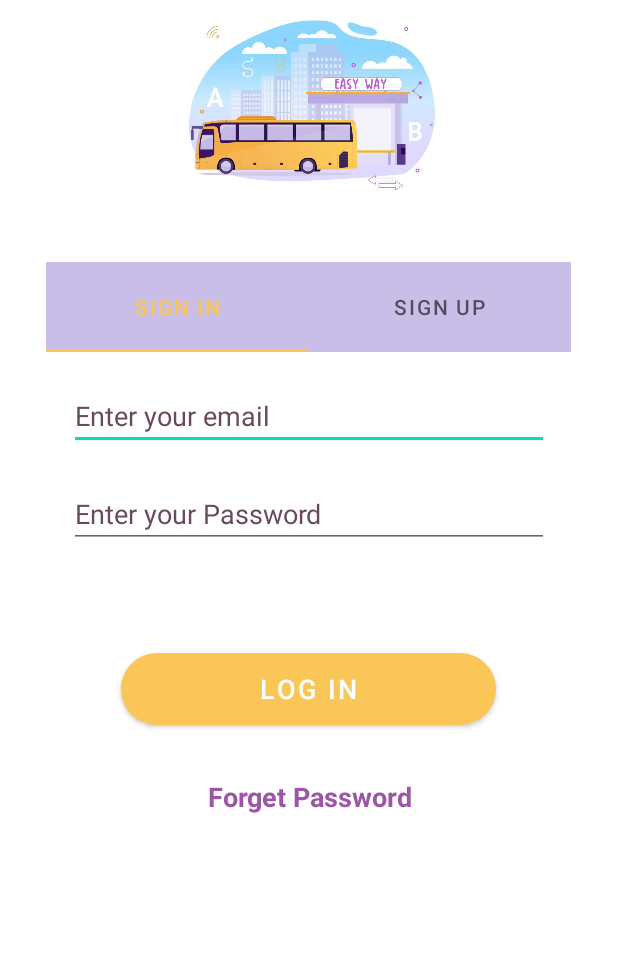
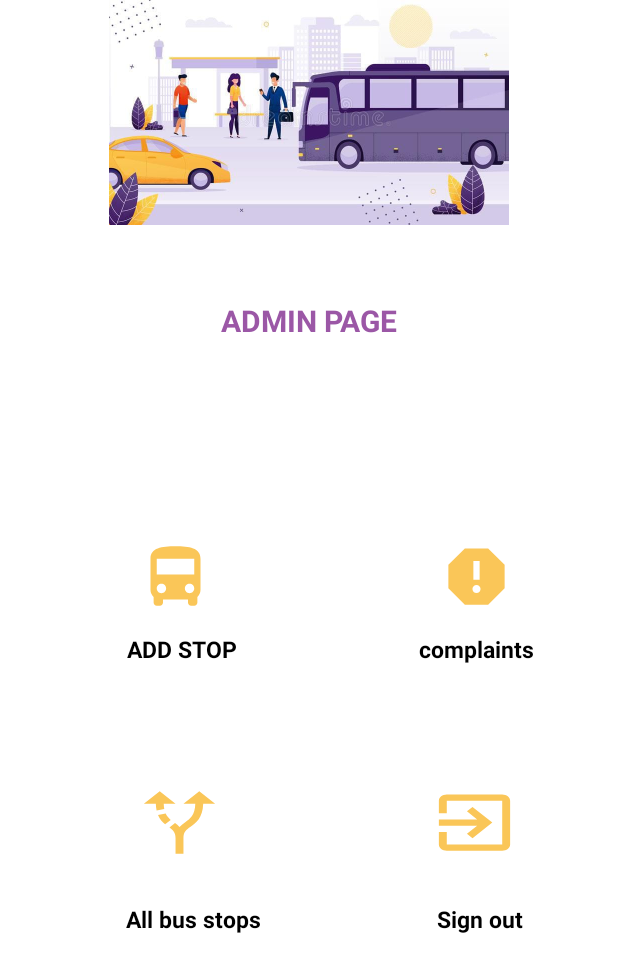
Before and after one commit to omarmohanned/Easyway, an Android app: the screen it shows after launch (Login before the commit, Admin_page after it), on a phone screen of 412 x 824 dp. Shown: the top 972 px of the screen. Run offline under Robolectric (Android 15) with nearby library versions, the phone set to English and light mode, and no system bars; our stand-ins replace Firebase (no records; nobody signed in at launch, a user with empty details on screens opened directly).

Commit message:
easy_way_app

```diff
--- a/app/src/main/AndroidManifest.xml
+++ b/app/src/main/AndroidManifest.xml
@@ -21,7 +21,7 @@
             android:name=".complaints_admin"
             android:exported="false" />
         <activity
-            android:name=".Admin_page"
+            android:name=".SplashScreen"
             android:exported="false" />
         <!--
              TODO: Before you run your application, you need a Google Maps API key.
@@ -69,7 +69,7 @@
             android:name=".Login"
             android:exported="false" />
         <activity
-            android:name=".SplashScreen"
+            android:name=".Admin_page"
             android:exported="true">
             <intent-filter>
                 <action android:name="android.intent.action.MAIN" />
--- a/app/src/main/java/com/example/myapplication/Admin_page.java
+++ b/app/src/main/java/com/example/myapplication/Admin_page.java
@@ -14,9 +14,8 @@ import com.google.firebase.database.DatabaseReference;
 import com.google.firebase.database.FirebaseDatabase;
 
 public class Admin_page extends AppCompatActivity {
-    private ImageView bus_Stop, complaints;
+    private ImageView bus_Stop, complaints, bus_route, sign_out;
     private String specify;
-
 
 
     @Override
@@ -25,12 +24,28 @@ public class Admin_page extends AppCompatActivity {
         setContentView(R.layout.activity_admin_page);
         bus_Stop = findViewById(R.id.bus_Stop);
         complaints = findViewById(R.id.complaints);
+        bus_route = findViewById(R.id.bus_route);
+        sign_out = findViewById(R.id.sign_out);
+        bus_route.setOnClickListener(new View.OnClickListener() {
+            @Override
+            public void onClick(View view) {
+                startActivity(new Intent(getApplicationContext(),all_busses.class));
+
+            }
+        });
+        sign_out.setOnClickListener(new View.OnClickListener() {
+            @Override
+            public void onClick(View view) {
+                startActivity(new Intent(getApplicationContext(),SplashScreen.class));
+                finish();
+            }
+        });
         bus_Stop.setOnClickListener(new View.OnClickListener() {
             @Override
             public void onClick(View view) {
-                Intent admin=new Intent(getApplicationContext(),location.class);
-                specify="admin_loc";
-                admin.putExtra("ret",specify);
+                Intent admin = new Intent(getApplicationContext(), location.class);
+                specify = "admin_loc";
+                admin.putExtra("ret", specify);
                 startActivity(admin);
 
             }
@@ -38,7 +53,7 @@ public class Admin_page extends AppCompatActivity {
         complaints.setOnClickListener(new View.OnClickListener() {
             @Override
             public void onClick(View view) {
-               startActivity(new Intent(getApplicationContext(), complaints_admin.class));
+                startActivity(new Intent(getApplicationContext(), complaints_admin.class));
 
             }
         });
--- a/app/src/main/java/com/example/myapplication/location.java
+++ b/app/src/main/java/com/example/myapplication/location.java
@@ -209,7 +209,7 @@ public class location extends FragmentActivity implements OnMapReadyCallback {
                             databaseReference1.child("bus_stops").child(Route_name.getSelectedItem().toString()).child(stop_name.getText().toString()).child("price").setValue(fee.getText().toString());
                             databaseReference1.child("bus_stops").child(Route_name.getSelectedItem().toString()).child(stop_name.getText().toString()).child("ADDRESS").setValue(Fulladdress);
                             ///////////
-
+                            databaseReference1.child("bus_stops").child(Route_name.getSelectedItem().toString()).child(stop_name.getText().toString()).child("busStopName").setValue(stop_name.getText().toString());
 
                             ////////////
                             Toast.makeText(getApplicationContext(), "Bus stop Added successfully", Toast.LENGTH_LONG).show();
--- /dev/null
+++ b/app/src/main/res/drawable/ic_baseline_alt_route_24.xml
@@ -0,0 +1,5 @@
+<vector android:autoMirrored="true" android:height="24dp"
+    android:tint="#FAC658" android:viewportHeight="24"
+    android:viewportWidth="24" android:width="24dp" xmlns:android="http://schemas.android.com/apk/res/android">
+    <path android:fillColor="@android:color/white" android:pathData="M9.78,11.16l-1.42,1.42c-0.68,-0.69 -1.34,-1.58 -1.79,-2.94l1.94,-0.49C8.83,10.04 9.28,10.65 9.78,11.16zM11,6L7,2L3,6h3.02C6.04,6.81 6.1,7.54 6.21,8.17l1.94,-0.49C8.08,7.2 8.03,6.63 8.02,6H11zM21,6l-4,-4l-4,4h2.99c-0.1,3.68 -1.28,4.75 -2.54,5.88c-0.5,0.44 -1.01,0.92 -1.45,1.55c-0.34,-0.49 -0.73,-0.88 -1.13,-1.24L9.46,13.6C10.39,14.45 11,15.14 11,17c0,0 0,0 0,0h0v5h2v-5c0,0 0,0 0,0c0,-2.02 0.71,-2.66 1.79,-3.63c1.38,-1.24 3.08,-2.78 3.2,-7.37H21z"/>
+</vector>
--- /dev/null
+++ b/app/src/main/res/drawable/ic_baseline_exit_to_app_24.xml
@@ -0,0 +1,5 @@
+<vector android:height="24dp" android:tint="#FAC658"
+    android:viewportHeight="24" android:viewportWidth="24"
+    android:width="24dp" xmlns:android="http://schemas.android.com/apk/res/android">
+    <path android:fillColor="@android:color/white" android:pathData="M10.09,15.59L11.5,17l5,-5 -5,-5 -1.41,1.41L12.67,11H3v2h9.67l-2.58,2.59zM19,3H5c-1.11,0 -2,0.9 -2,2v4h2V5h14v14H5v-4H3v4c0,1.1 0.89,2 2,2h14c1.1,0 2,-0.9 2,-2V5c0,-1.1 -0.9,-2 -2,-2z"/>
+</vector>
--- a/app/src/main/res/layout/activity_admin_page.xml
+++ b/app/src/main/res/layout/activity_admin_page.xml
@@ -4,8 +4,7 @@
     xmlns:tools="http://schemas.android.com/tools"
     android:layout_width="match_parent"
     android:layout_height="match_parent"
-    tools:context=".Admin_page"
-    >
+    tools:context=".Admin_page">
 
     <ScrollView
         android:layout_width="match_parent"
@@ -14,26 +13,25 @@
         <LinearLayout
             android:layout_width="match_parent"
             android:layout_height="match_parent"
-            android:orientation="vertical" >
-
-            <TextView
-                android:id="@+id/textView2"
-                android:layout_width="match_parent"
-                android:layout_height="wrap_content"
-                android:text="ADMIN PAGE"
-                android:textSize="20dp"
-                android:textStyle="bold"
-                android:textColor="@color/purple_mid"
-                android:layout_gravity="center"
-                android:gravity="center"
-                android:layout_margin="60dp"
-                />
+            android:orientation="vertical">
 
             <ImageView
                 android:id="@+id/imageView5"
                 android:layout_width="match_parent"
                 android:layout_height="150dp"
                 app:srcCompat="@drawable/icon_2" />
+
+            <TextView
+                android:id="@+id/textView2"
+                android:layout_width="match_parent"
+                android:layout_height="wrap_content"
+                android:layout_gravity="center"
+                android:layout_margin="50dp"
+                android:gravity="center"
+                android:text="ADMIN PAGE"
+                android:textColor="@color/purple_mid"
+                android:textSize="20dp"
+                android:textStyle="bold" />
 
             <androidx.constraintlayout.widget.ConstraintLayout
                 android:layout_width="match_parent"
@@ -44,11 +42,11 @@
                     android:id="@+id/complaints"
                     android:layout_width="50dp"
                     android:layout_height="50dp"
-                    android:layout_marginTop="56dp"
+                    android:layout_marginTop="72dp"
                     android:layout_marginEnd="68dp"
                     android:background="@drawable/ic_baseline_report_24"
                     app:layout_constraintEnd_toEndOf="parent"
-                    app:layout_constraintHorizontal_bias="1.0"
+                    app:layout_constraintHorizontal_bias="0.993"
                     app:layout_constraintStart_toEndOf="@+id/bus_Stop"
                     app:layout_constraintTop_toTopOf="parent" />
 
@@ -65,7 +63,7 @@
                     android:textStyle="bold"
                     app:layout_constraintBottom_toBottomOf="parent"
                     app:layout_constraintEnd_toStartOf="@+id/textView7"
-                    app:layout_constraintHorizontal_bias="0.0"
+                    app:layout_constraintHorizontal_bias="0.062"
                     app:layout_constraintStart_toStartOf="parent" />
 
                 <ImageView
@@ -73,12 +71,12 @@
                     android:id="@+id/bus_Stop"
                     android:layout_width="50dp"
                     android:layout_height="50dp"
-                    android:layout_marginStart="76dp"
+                    android:layout_marginStart="92dp"
                     android:background="@drawable/bus_stop"
                     app:layout_constraintBottom_toTopOf="@+id/textView6"
                     app:layout_constraintStart_toStartOf="parent"
                     app:layout_constraintTop_toTopOf="parent"
-                    app:layout_constraintVertical_bias="0.674" />
+                    app:layout_constraintVertical_bias="0.86" />
 
                 <TextView
                     android:id="@+id/textView7"
@@ -92,6 +90,58 @@
                     android:textStyle="bold"
                     app:layout_constraintBaseline_toBaselineOf="@+id/textView6"
                     app:layout_constraintEnd_toEndOf="parent" />
+
+                <ImageView
+                    android:id="@+id/sign_out"
+                    android:layout_width="63dp"
+                    android:layout_height="50dp"
+                    android:layout_marginTop="80dp"
+                    android:layout_marginEnd="64dp"
+                    android:background="@drawable/ic_baseline_exit_to_app_24"
+                    app:layout_constraintEnd_toEndOf="parent"
+                    app:layout_constraintTop_toBottomOf="@+id/textView7" />
+
+                <TextView
+                    android:id="@+id/textView11"
+                    android:layout_width="wrap_content"
+                    android:layout_height="wrap_content"
+                    android:layout_marginEnd="60dp"
+                    android:gravity="center"
+                    android:text="Sign out"
+                    android:textColor="@color/black"
+                    android:textSize="15dp"
+                    android:textStyle="bold"
+                    app:layout_constraintBaseline_toBaselineOf="@+id/textView12"
+                    app:layout_constraintEnd_toEndOf="parent"
+                    app:layout_constraintHorizontal_bias="0.971"
+                    app:layout_constraintStart_toEndOf="@+id/textView12" />
+
+                <ImageView
+                    android:id="@+id/bus_route"
+                    android:layout_width="63dp"
+                    android:layout_height="50dp"
+                    android:layout_marginStart="88dp"
+                    android:layout_marginTop="80dp"
+                    android:background="@drawable/ic_baseline_alt_route_24"
+                    app:layout_constraintStart_toStartOf="parent"
+                    app:layout_constraintTop_toBottomOf="@+id/textView6" />
+
+                <TextView
+                    android:id="@+id/textView12"
+                    android:layout_width="wrap_content"
+                    android:layout_height="wrap_content"
+                    android:layout_marginStart="84dp"
+                    android:layout_marginTop="20dp"
+                    android:layout_marginBottom="64dp"
+                    android:gravity="center"
+                    android:text="All bus stops"
+                    android:textColor="@color/black"
+                    android:textSize="15dp"
+                    android:textStyle="bold"
+                    app:layout_constraintBottom_toBottomOf="parent"
+                    app:layout_constraintStart_toStartOf="parent"
+                    app:layout_constraintTop_toBottomOf="@+id/imageView7"
+                    app:layout_constraintVertical_bias="0.192" />
             </androidx.constraintlayout.widget.ConstraintLayout>
 
         </LinearLayout>
```
Also changed, not shown: app/src/main/java/com/example/myapplication/Retrieve_bus_data_base.java (added, +61 -0 lines), app/src/main/java/com/example/myapplication/all_busses.java (+26 -0 lines), app/src/main/res/layout/activity_all_busses.xml (+33 -3 lines), app/src/main/res/layout/recy_view_content.xml (added, +49 -0 lines).
